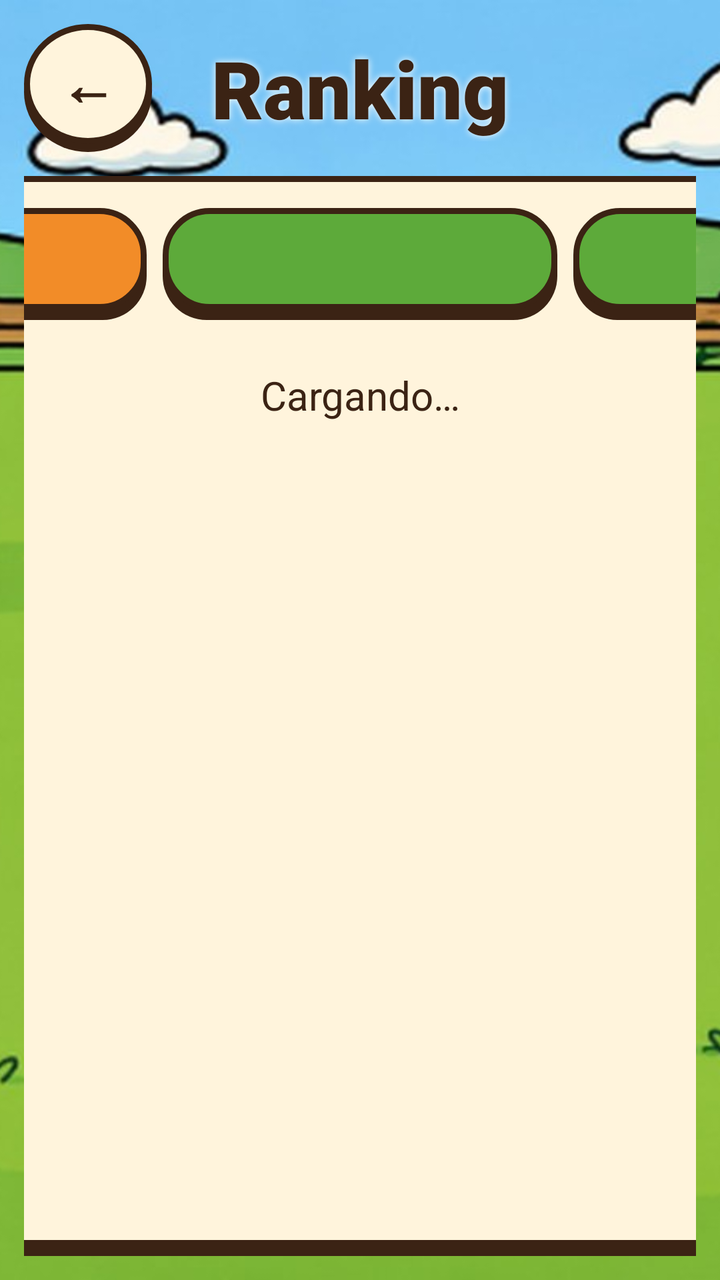
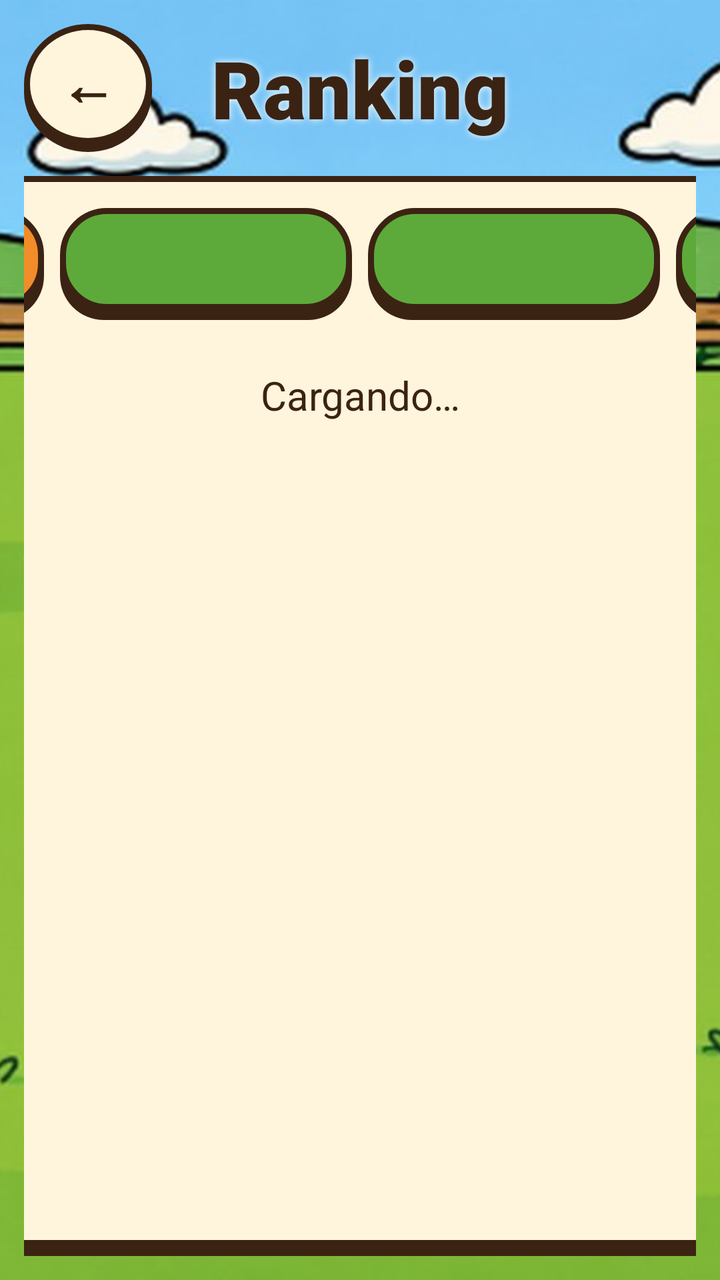

Compare the two renders of this Android layout. The source of the first and the diff that turns it into the second are given below.
<!-- AndroidManifest.xml: application theme Theme.Topohit -->
<!-- res/layout/activity_ranking.xml -->
<?xml version="1.0" encoding="utf-8"?>
<FrameLayout xmlns:android="http://schemas.android.com/apk/res/android"
    android:layout_width="match_parent"
    android:layout_height="match_parent">

    <ImageView
        android:id="@+id/ImgRankingFondo"
        android:layout_width="match_parent"
        android:layout_height="match_parent"
        android:contentDescription="@null"
        android:scaleType="centerCrop"
        android:src="@drawable/fondo_partida_normal" />

    <LinearLayout
        android:layout_width="match_parent"
        android:layout_height="match_parent"
        android:orientation="vertical"
        android:padding="@dimen/margen_pequeno">

        <FrameLayout
            android:layout_width="match_parent"
            android:layout_height="wrap_content">

            <TextView
                android:id="@+id/BtnRankingAtras"
                style="@style/BotonRedondo"
                android:contentDescription="@string/volver"
                android:text="@string/atras" />

            <TextView
                style="@style/Titulo"
                android:layout_width="match_parent"
                android:layout_height="wrap_content"
                android:layout_gravity="center_vertical"
                android:shadowColor="@color/blanco"
                android:shadowRadius="8"
                android:text="@string/ranking" />
        </FrameLayout>

        <LinearLayout
            android:id="@+id/LayRankingPanel"
            android:layout_width="@dimen/ancho_panel_ranking"
            android:layout_height="0dp"
            android:layout_gravity="center_horizontal"
            android:layout_marginTop="@dimen/margen_pequeno"
            android:layout_weight="1"
            android:background="@drawable/panel_crema"
            android:orientation="vertical"
            android:padding="@dimen/separacion">

            <LinearLayout
                android:layout_width="match_parent"
                android:layout_height="wrap_content"
                android:orientation="horizontal">

                <TextView
                    android:id="@+id/BtnRankingFacil"
                    style="@style/BotonTema"
                    android:layout_marginEnd="@dimen/separacion_pequena"
                    android:background="@drawable/btn_naranja" />

                <TextView
                    android:id="@+id/BtnRankingNormal"
                    style="@style/BotonTema"
                    android:layout_marginEnd="@dimen/separacion_pequena"
                    android:background="@drawable/btn_verde" />

                <TextView
                    android:id="@+id/BtnRankingDificil"
                    style="@style/BotonTema"
                    android:background="@drawable/btn_verde" />
            </LinearLayout>

            <TextView
                android:id="@+id/LblRankingVacio"
                android:layout_width="match_parent"
                android:layout_height="wrap_content"
                android:layout_marginTop="@dimen/margen"
                android:gravity="center"
                android:text="@string/cargando"
                android:textColor="@color/marron"
                android:textSize="@dimen/texto_normal" />

            <androidx.recyclerview.widget.RecyclerView
                android:id="@+id/LstRanking"
                android:layout_width="match_parent"
                android:layout_height="0dp"
                android:layout_marginTop="@dimen/separacion_pequena"
                android:layout_weight="1" />
        </LinearLayout>
    </LinearLayout>
</FrameLayout>
<!-- resources referenced by this layout -->
<resources>
  <color name="blanco">#FFFFFF</color>
  <color name="marron">#3B2314</color>
  <dimen name="ancho_panel_ranking">640dp</dimen>
  <dimen name="margen">24dp</dimen>
  <dimen name="margen_pequeno">12dp</dimen>
  <dimen name="separacion">16dp</dimen>
  <dimen name="separacion_pequena">8dp</dimen>
  <dimen name="texto_normal">20sp</dimen>
  <!-- drawable btn_verde (drawable) -->
  <?xml version="1.0" encoding="utf-8"?>
  <layer-list xmlns:android="http://schemas.android.com/apk/res/android">
      <item android:top="5dp">
          <shape android:shape="rectangle">
              <corners android:radius="22dp" />
              <solid android:color="@color/marron" />
          </shape>
      </item>
      <item android:bottom="5dp">
          <shape android:shape="rectangle">
              <corners android:radius="22dp" />
              <solid android:color="@color/verde" />
              <stroke android:width="3dp" android:color="@color/marron" />
          </shape>
      </item>
  </layer-list>
  <!-- drawable panel_crema (drawable) -->
  <?xml version="1.0" encoding="utf-8"?>
  <layer-list xmlns:android="http://schemas.android.com/apk/res/android">
      <item android:top="5dp">
          <shape android:shape="rectangle">
              <corners android:radius="26dp" />
              <solid android:color="@color/marron" />
          </shape>
      </item>
      <item android:bottom="5dp">
          <shape android:shape="rectangle">
              <corners android:radius="26dp" />
              <solid android:color="@color/crema" />
              <stroke android:width="3dp" android:color="@color/marron" />
          </shape>
      </item>
  </layer-list>
  <string name="atras">←</string>
  <string name="cargando">Cargando…</string>
  <string name="ranking">Ranking</string>
  <string name="volver">Volver</string>
  <style name="BotonTema" parent="BotonJuego">
          <item name="android:layout_width">0dp</item>
          <item name="android:layout_height">@dimen/alto_boton_pequeno</item>
          <item name="android:layout_weight">1</item>
          <item name="android:textSize">@dimen/texto_normal</item>
      </style>
  <style name="Titulo">
          <item name="android:textSize">@dimen/texto_titulo</item>
          <item name="android:fontFamily">sans-serif-black</item>
          <item name="android:textStyle">bold</item>
          <item name="android:textColor">@color/marron</item>
          <item name="android:gravity">center</item>
      </style>
  <style name="Theme.Topohit" parent="Theme.AppCompat.Light.NoActionBar">
          <item name="colorPrimary">@color/naranja</item>
          <item name="colorPrimaryDark">@color/marron</item>
          <item name="colorAccent">@color/verde</item>
          <item name="android:windowFullscreen">true</item>
          <item name="android:windowBackground">@color/verde</item>
      </style>
  <color name="naranja">#F28C28</color>
  <color name="verde">#5DAA3A</color>
  <color name="crema">#FFF4DC</color>
  <dimen name="boton_redondo">64dp</dimen>
  <dimen name="texto_titulo_pequeno">28sp</dimen>
  <!-- drawable circulo_crema (drawable) -->
  <?xml version="1.0" encoding="utf-8"?>
  <layer-list xmlns:android="http://schemas.android.com/apk/res/android">
      <item android:top="4dp">
          <shape android:shape="oval"><solid android:color="@color/marron" /></shape>
      </item>
      <item android:bottom="4dp">
          <shape android:shape="oval">
              <solid android:color="@color/crema" />
              <stroke android:width="3dp" android:color="@color/marron" />
          </shape>
      </item>
  </layer-list>
  <dimen name="alto_boton_pequeno">56dp</dimen>
  <dimen name="texto_titulo">40sp</dimen>
  <dimen name="alto_boton">68dp</dimen>
  <dimen name="texto_boton">26sp</dimen>
  <!-- unchanged entries left out for length: 4 -->
</resources>

<!-- the commit's change to res/layout/activity_ranking.xml (unified diff, before → after) -->
@@ -68,7 +68,14 @@
                 <TextView
                     android:id="@+id/BtnRankingDificil"
                     style="@style/BotonTema"
+                    android:layout_marginEnd="@dimen/separacion_pequena"
                     android:background="@drawable/btn_verde" />
+
+                <TextView
+                    android:id="@+id/BtnRankingTotal"
+                    style="@style/BotonTema"
+                    android:background="@drawable/btn_verde"
+                    android:text="@string/ranking_total" />
             </LinearLayout>
 
             <TextView
<!-- resource entries referenced after the edit -->
@@ -45,6 +45,7 @@
   <string name="atras">←</string>
   <string name="cargando">Cargando…</string>
   <string name="ranking">Ranking</string>
+  <string name="ranking_total">Total</string>
   <string name="volver">Volver</string>
   <style name="BotonTema" parent="BotonJuego">
           <item name="android:layout_width">0dp</item>
